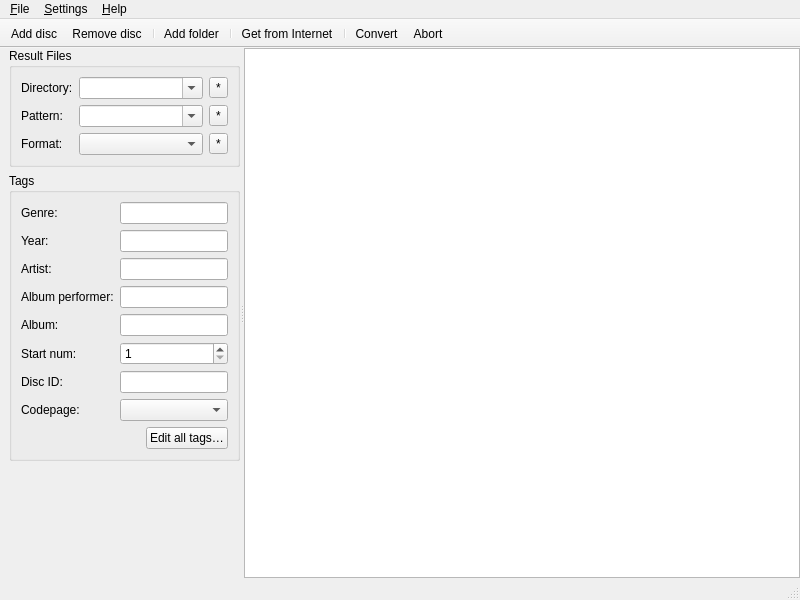
Above: gui/mainwindow.ui from flacon/flacon before the change. Below: the same form after it.
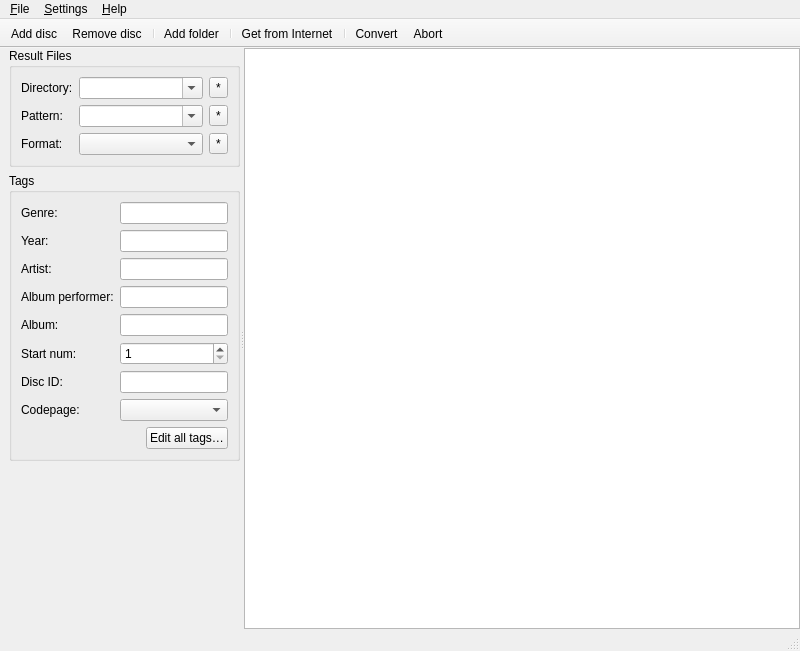
That is the form after the change. Custom widgets are drawn as their Qt base class.

Diff of the .ui file:
```diff
--- a/gui/mainwindow.ui
+++ b/gui/mainwindow.ui
@@ -7,7 +7,7 @@
     <x>0</x>
     <y>0</y>
     <width>800</width>
-    <height>600</height>
+    <height>651</height>
    </rect>
   </property>
   <property name="windowTitle">
```
Left out of the diff: 9 changed lines with no effect on the pictures.
